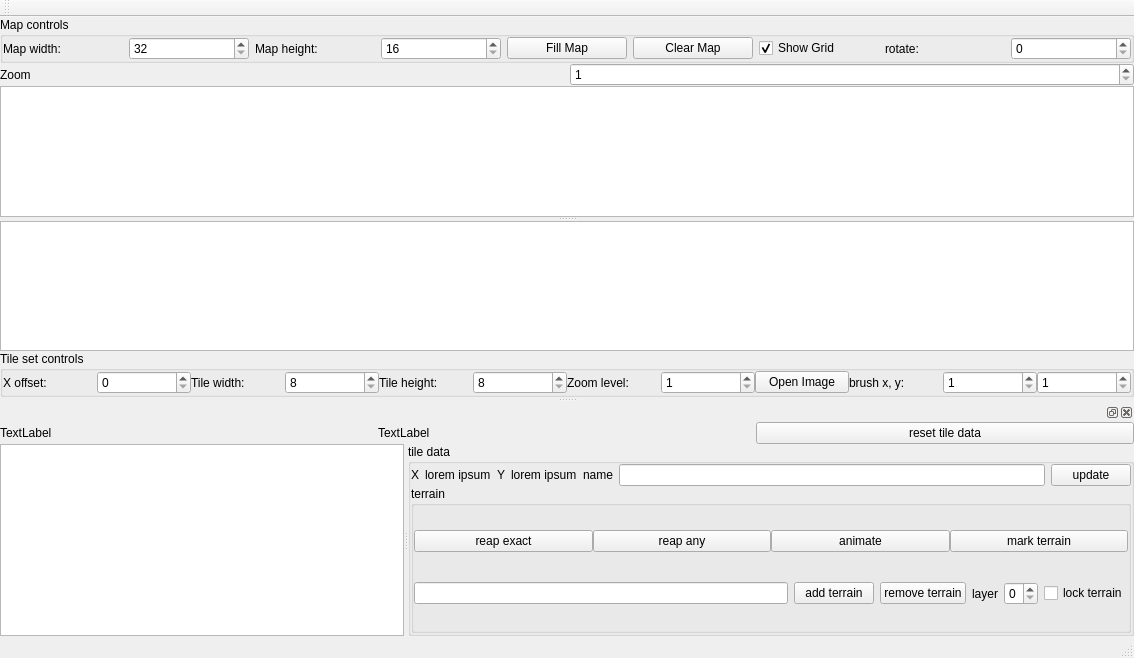
Before: the Qt Designer form mapeditor.ui in stoyan-shopov/TileMapEdit, drawn with Qt 5.
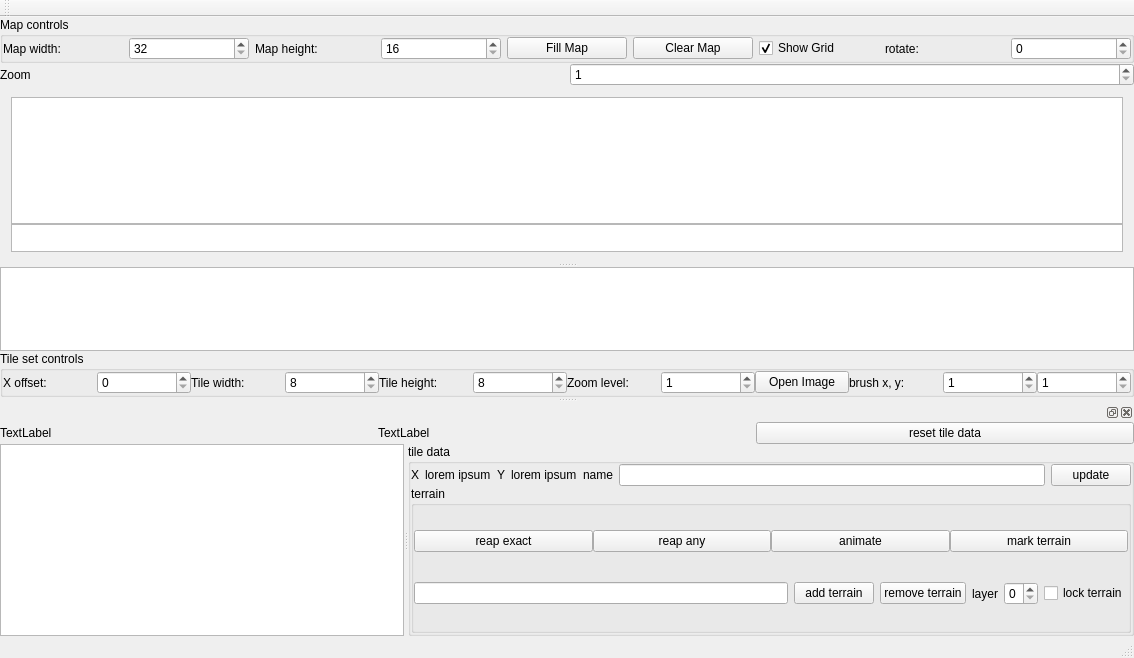
After: the same form once the commit is applied.

The edit to the form file:
```diff
--- a/mapeditor.ui
+++ b/mapeditor.ui
@@ -169,7 +169,26 @@
       <property name="orientation">
        <enum>Qt::Vertical</enum>
       </property>
-      <widget class="QGraphicsView" name="graphicsViewTileMap"/>
+      <widget class="QWidget" name="layoutWidget">
+       <layout class="QVBoxLayout" name="verticalLayout" stretch="0,1">
+        <property name="spacing">
+         <number>0</number>
+        </property>
+        <item>
+         <widget class="QGraphicsView" name="graphicsViewTileMap"/>
+        </item>
+        <item>
+         <widget class="QGraphicsView" name="graphicsViewTouchControls">
+          <property name="minimumSize">
+           <size>
+            <width>0</width>
+            <height>28</height>
+           </size>
+          </property>
+         </widget>
+        </item>
+       </layout>
+      </widget>
       <widget class="QGraphicsView" name="graphicsViewTileSet"/>
      </widget>
     </item>
```
Left out of the diff: 2 changed lines with no effect on the pictures.
